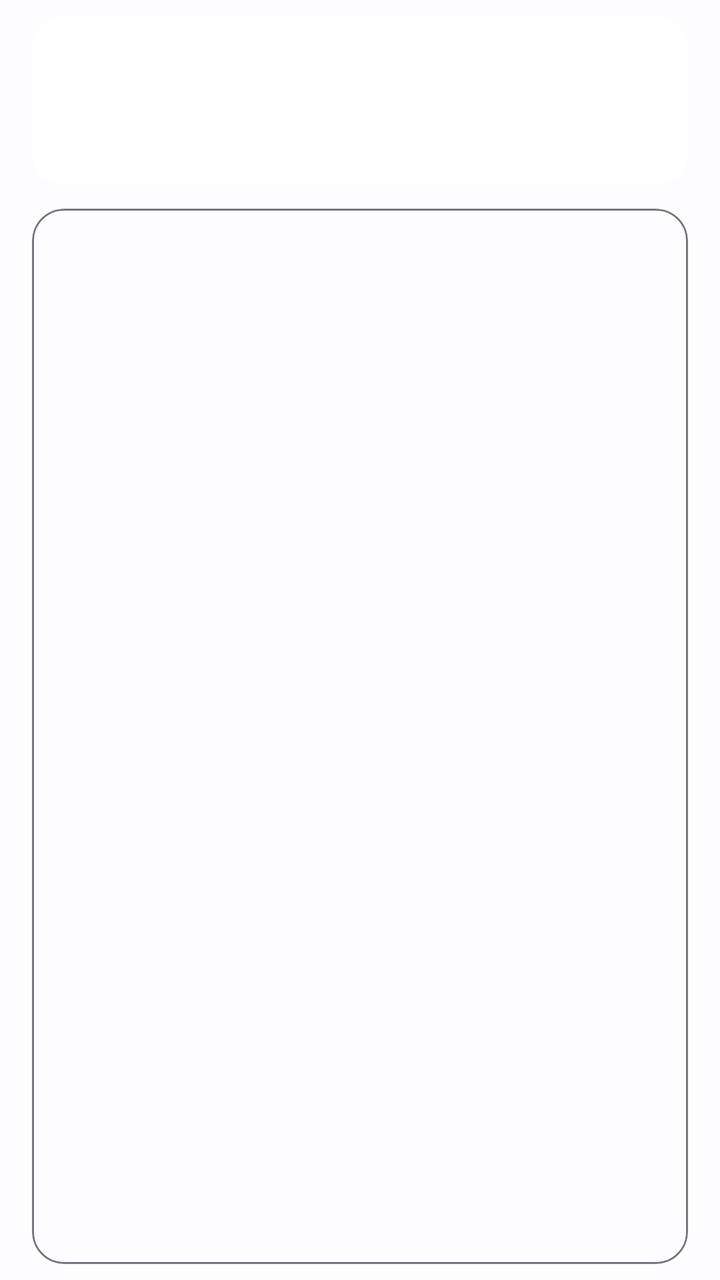
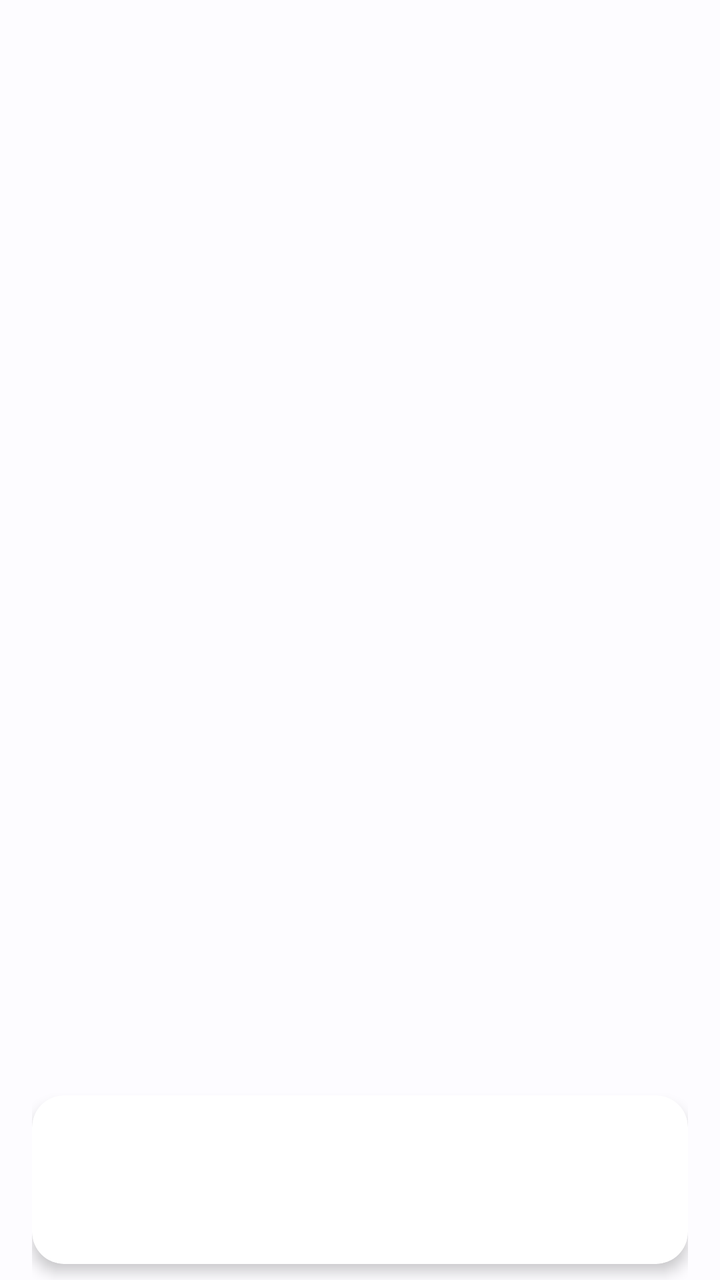

Screens rendered from an Android XML layout before and after an edit, with the pre-edit source and the edit as a unified diff.
<!-- AndroidManifest.xml: application theme AppTheme -->
<!-- res/layout/item_tutorial.xml -->
<?xml version="1.0" encoding="utf-8"?>
<LinearLayout
    xmlns:android="http://schemas.android.com/apk/res/android"
    xmlns:app="http://schemas.android.com/apk/res-auto"
    android:layout_width="match_parent"
    android:layout_height="match_parent"
    android:orientation="vertical"
    android:paddingStart="16dp"
    android:paddingTop="8dp"
    android:paddingEnd="16dp"
    android:paddingBottom="8dp">

    <com.google.android.material.card.MaterialCardView
        style="?attr/materialCardViewFilledStyle"
        android:layout_width="match_parent"
        android:layout_height="wrap_content"
        app:cardBackgroundColor="?attr/colorSurfaceContainerLowest"
        app:cardCornerRadius="16dp">

        <LinearLayout
            android:layout_width="match_parent"
            android:layout_height="wrap_content"
            android:orientation="vertical"
            android:padding="16dp">

            <TextView
                android:id="@+id/tutorial_slide_title"
                android:layout_width="match_parent"
                android:layout_height="wrap_content"
                android:textAppearance="?attr/textAppearanceTitleLarge"
                android:textColor="?attr/colorOnSurface" />

            <TextView
                android:id="@+id/tutorial_slide_text"
                android:layout_width="match_parent"
                android:layout_height="wrap_content"
                android:layout_marginTop="4dp"
                android:textAppearance="?attr/textAppearanceBodyMedium"
                android:textColor="?attr/colorOnSurfaceVariant" />
        </LinearLayout>
    </com.google.android.material.card.MaterialCardView>

    <com.google.android.material.card.MaterialCardView
        style="?attr/materialCardViewOutlinedStyle"
        android:layout_width="match_parent"
        android:layout_height="0dp"
        android:layout_marginTop="12dp"
        android:layout_weight="1"
        app:cardBackgroundColor="?attr/colorSurface"
        app:cardCornerRadius="16dp"
        app:strokeColor="?attr/colorOutline"
        app:strokeWidth="1dp">

        <ImageView
            android:id="@+id/tutorial_slide_image"
            android:layout_width="match_parent"
            android:layout_height="match_parent"
            android:contentDescription="@null"
            android:padding="8dp"
            android:scaleType="fitCenter" />
    </com.google.android.material.card.MaterialCardView>
</LinearLayout>
<!-- resources referenced by this layout -->
<resources>
  <style name="AppTheme" parent="Theme.Material3.DayNight.NoActionBar">
          <item name="colorPrimary">@color/md_primary</item>
          <item name="colorOnPrimary">@color/md_on_primary</item>
          <item name="colorPrimaryContainer">@color/md_primary_container</item>
          <item name="colorOnPrimaryContainer">@color/md_on_primary_container</item>
          <item name="colorSurface">@color/md_surface</item>
          <item name="colorOnSurface">@color/md_on_surface</item>
          <item name="android:colorBackground">@color/md_surface</item>
          <item name="colorSurfaceVariant">@color/md_surface_variant</item>
          <item name="colorOnSurfaceVariant">@color/md_on_surface_variant</item>
          <item name="colorOutline">@color/md_outline</item>
          
          <item name="android:windowLightStatusBar">?attr/isLightTheme</item>
      </style>
  <color name="md_primary">#0061A4</color>
  <color name="md_on_primary">#FFFFFF</color>
  <color name="md_primary_container">#D1E4FF</color>
  <color name="md_on_primary_container">#001D36</color>
  <color name="md_surface">#FDFCFF</color>
  <color name="md_on_surface">#1A1C1E</color>
  <color name="md_surface_variant">#DFE2EB</color>
  <color name="md_on_surface_variant">#43474E</color>
  <color name="md_outline">#73777F</color>
</resources>

<!-- the commit's change to res/layout/item_tutorial.xml (unified diff, before → after) -->
@@ -1,21 +1,29 @@
 <?xml version="1.0" encoding="utf-8"?>
-<LinearLayout
+<FrameLayout
     xmlns:android="http://schemas.android.com/apk/res/android"
     xmlns:app="http://schemas.android.com/apk/res-auto"
     android:layout_width="match_parent"
     android:layout_height="match_parent"
-    android:orientation="vertical"
     android:paddingStart="16dp"
-    android:paddingTop="8dp"
-    android:paddingEnd="16dp"
-    android:paddingBottom="8dp">
+    android:paddingEnd="16dp">
 
+    <ImageView
+        android:id="@+id/tutorial_slide_image"
+        android:layout_width="match_parent"
+        android:layout_height="match_parent"
+        android:contentDescription="@null"
+        android:scaleType="fitCenter" />
+
+    
     <com.google.android.material.card.MaterialCardView
-        style="?attr/materialCardViewFilledStyle"
+        style="?attr/materialCardViewElevatedStyle"
         android:layout_width="match_parent"
         android:layout_height="wrap_content"
+        android:layout_gravity="bottom"
+        android:layout_marginBottom="8dp"
         app:cardBackgroundColor="?attr/colorSurfaceContainerLowest"
-        app:cardCornerRadius="16dp">
+        app:cardCornerRadius="16dp"
+        app:cardElevation="4dp">
 
         <LinearLayout
             android:layout_width="match_parent"
@@ -39,24 +47,4 @@
                 android:textColor="?attr/colorOnSurfaceVariant" />
         </LinearLayout>
     </com.google.android.material.card.MaterialCardView>
-
-    <com.google.android.material.card.MaterialCardView
-        style="?attr/materialCardViewOutlinedStyle"
-        android:layout_width="match_parent"
-        android:layout_height="0dp"
-        android:layout_marginTop="12dp"
-        android:layout_weight="1"
-        app:cardBackgroundColor="?attr/colorSurface"
-        app:cardCornerRadius="16dp"
-        app:strokeColor="?attr/colorOutline"
-        app:strokeWidth="1dp">
-
-        <ImageView
-            android:id="@+id/tutorial_slide_image"
-            android:layout_width="match_parent"
-            android:layout_height="match_parent"
-            android:contentDescription="@null"
-            android:padding="8dp"
-            android:scaleType="fitCenter" />
-    </com.google.android.material.card.MaterialCardView>
-</LinearLayout>
+</FrameLayout>
